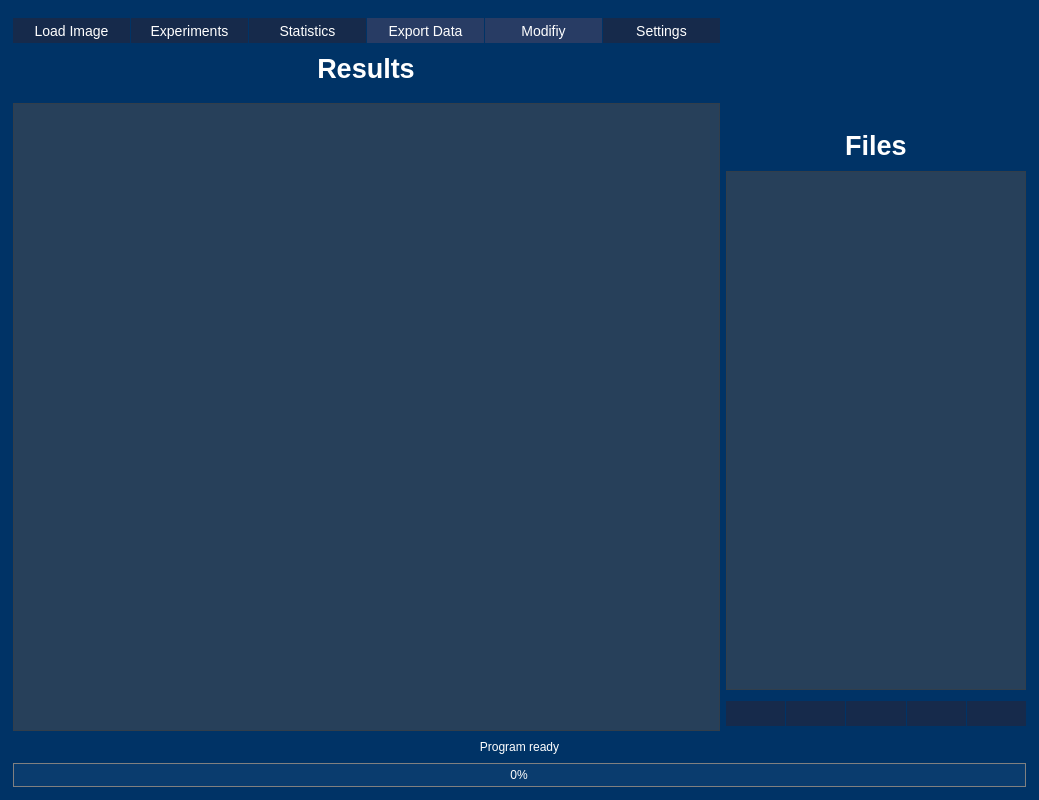
Above: gui/definitions/ui/nucdetect.ui from SilMon/NucDetect before the change. Below: the same form after it.
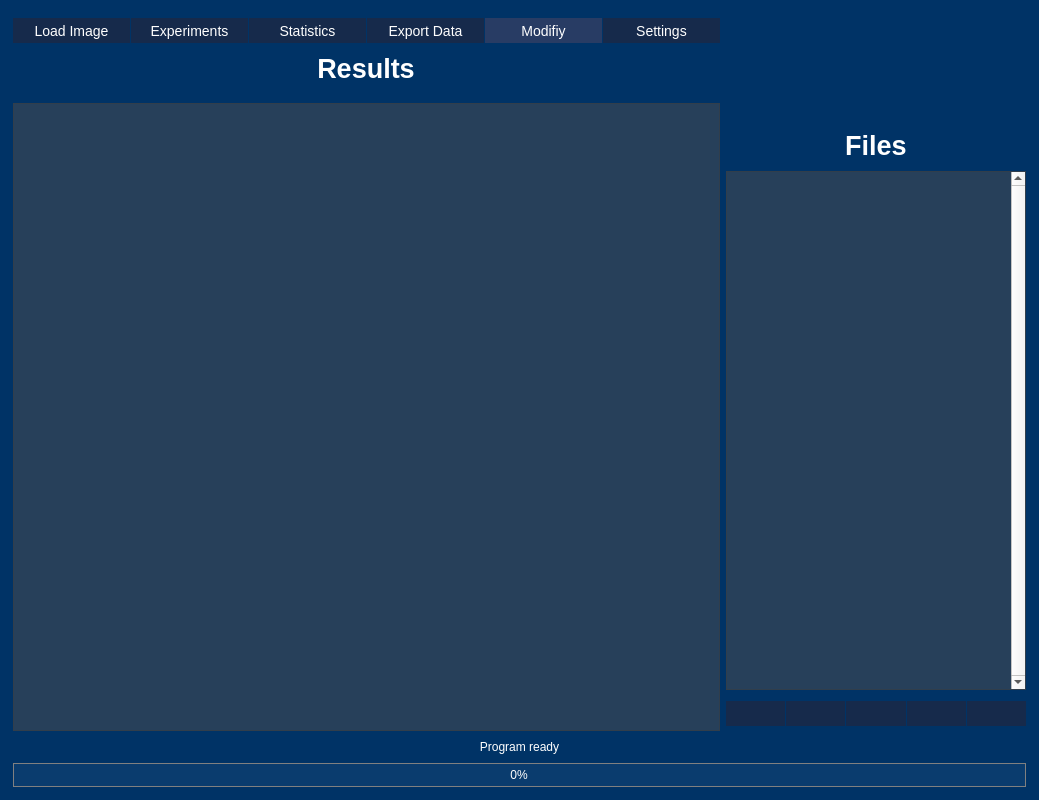
That is the form after the change. Icons and pictures are not drawn.

Patch:
```diff
--- a/gui/definitions/ui/nucdetect.ui
+++ b/gui/definitions/ui/nucdetect.ui
@@ -159,7 +159,7 @@
           <item>
            <widget class="QPushButton" name="btn_save">
             <property name="enabled">
-             <bool>false</bool>
+             <bool>true</bool>
             </property>
             <property name="toolTip">
              <string>Save the results of the analysis</string>
@@ -381,6 +381,9 @@
           <property name="locale">
            <locale language="English" country="UnitedKingdom"/>
           </property>
+          <property name="verticalScrollBarPolicy">
+           <enum>Qt::ScrollBarAlwaysOn</enum>
+          </property>
           <property name="selectionMode">
            <enum>QAbstractItemView::ExtendedSelection</enum>
           </property>
```
